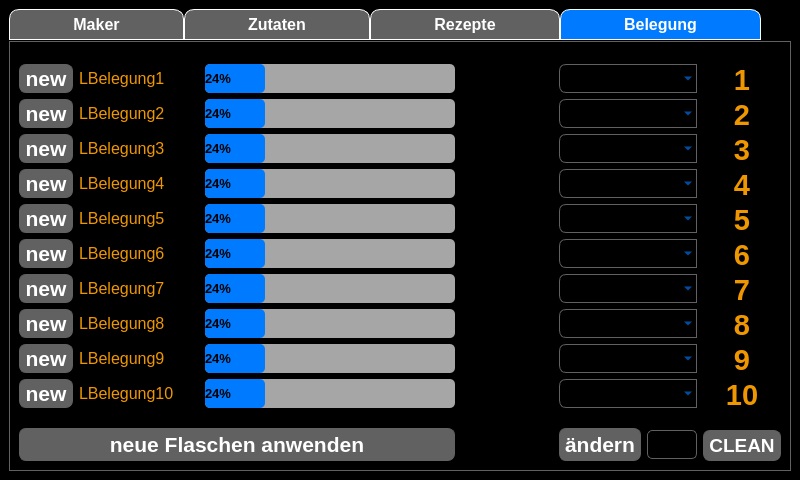
Qt form ui_elements/Cocktailmanager_2.ui (AndreWohnsland/CocktailBerry) before a commit.
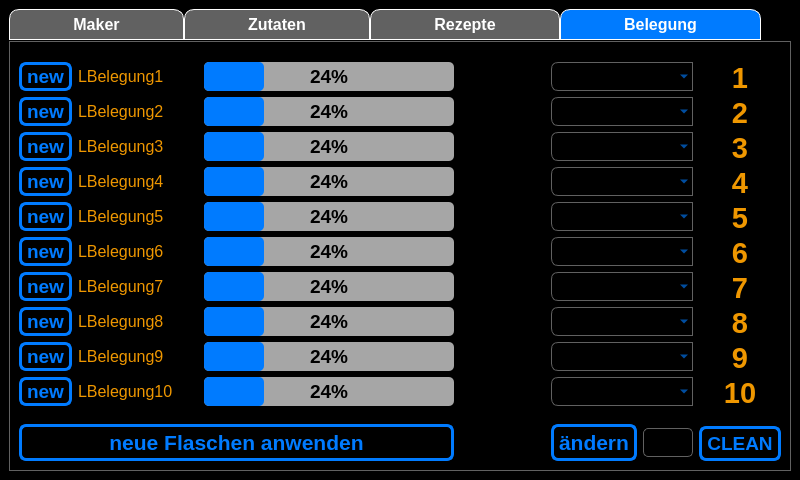
The same form after that commit. The open tabs and pages were chosen to show the change. Custom widgets are drawn as their Qt base class.

Commit message: Unified UI theme

Patch:
```diff
--- a/ui_elements/Cocktailmanager_2.ui
+++ b/ui_elements/Cocktailmanager_2.ui
@@ -89,10 +89,10 @@
 }
 
 QPushButton {
-	background-color: rgb(97, 97, 97);
-	color: rgb(255, 255, 255);
-    border-width: 1px;
-	border-color: rgb(97, 97, 97);
+	background-color: rgb(0, 0, 0);
+	color: (0, 123, 255);
+    border-width: 3px;
+	border-color: rgb(0, 123, 255);
 	border-style: solid;
 	border-radius: 7;
 	padding: 3px;
@@ -102,9 +102,8 @@
 
 QPushButton:checked
 {
-	color: rgb(255, 255, 255);	
-	background-color: rgb(0, 123, 255);
-	border-color: rgb(0, 123, 255);
+	color: rgb(239, 151, 0);	
+	border-color: rgb(239, 151, 0);
 }
 
 QPushButton:pressed
@@ -120,6 +119,7 @@
 	color: rgb(0, 0, 0);
     border: 2px rgb(166, 166, 166);
     border-radius: 5px;
+	text-align: center;
 }
 
 QProgressBar::chunk {
@@ -2482,7 +2482,7 @@
                 </property>
                 <property name="font">
                  <font>
-                  <pointsize>16</pointsize>
+                  <pointsize>14</pointsize>
                   <weight>75</weight>
                   <bold>true</bold>
                  </font>
@@ -2514,7 +2514,7 @@
                 </property>
                 <property name="font">
                  <font>
-                  <pointsize>16</pointsize>
+                  <pointsize>14</pointsize>
                   <weight>75</weight>
                   <bold>true</bold>
                  </font>
@@ -2543,7 +2543,7 @@
                 </property>
                 <property name="font">
                  <font>
-                  <pointsize>16</pointsize>
+                  <pointsize>14</pointsize>
                   <weight>75</weight>
                   <bold>true</bold>
                  </font>
@@ -2572,7 +2572,7 @@
                 </property>
                 <property name="font">
                  <font>
-                  <pointsize>16</pointsize>
+                  <pointsize>14</pointsize>
                   <weight>75</weight>
                   <bold>true</bold>
                  </font>
@@ -2601,7 +2601,7 @@
                 </property>
                 <property name="font">
                  <font>
-                  <pointsize>16</pointsize>
+                  <pointsize>14</pointsize>
                   <weight>75</weight>
                   <bold>true</bold>
                  </font>
@@ -2630,7 +2630,7 @@
                 </property>
                 <property name="font">
                  <font>
-                  <pointsize>16</pointsize>
+                  <pointsize>14</pointsize>
                   <weight>75</weight>
                   <bold>true</bold>
                  </font>
@@ -2659,7 +2659,7 @@
                 </property>
                 <property name="font">
                  <font>
-                  <pointsize>16</pointsize>
+                  <pointsize>14</pointsize>
                   <weight>75</weight>
                   <bold>true</bold>
                  </font>
@@ -2688,7 +2688,7 @@
                 </property>
                 <property name="font">
                  <font>
-                  <pointsize>16</pointsize>
+                  <pointsize>14</pointsize>
                   <weight>75</weight>
                   <bold>true</bold>
                  </font>
@@ -2717,7 +2717,7 @@
                 </property>
                 <property name="font">
                  <font>
-                  <pointsize>16</pointsize>
+                  <pointsize>14</pointsize>
                   <weight>75</weight>
                   <bold>true</bold>
                  </font>
@@ -2746,7 +2746,7 @@
                 </property>
                 <property name="font">
                  <font>
-                  <pointsize>16</pointsize>
+                  <pointsize>14</pointsize>
                   <weight>75</weight>
                   <bold>true</bold>
                  </font>
@@ -3105,7 +3105,7 @@
                 </property>
                 <property name="font">
                  <font>
-                  <pointsize>10</pointsize>
+                  <pointsize>14</pointsize>
                   <weight>75</weight>
                   <bold>true</bold>
                  </font>
@@ -3134,7 +3134,7 @@
                 </property>
                 <property name="font">
                  <font>
-                  <pointsize>10</pointsize>
+                  <pointsize>14</pointsize>
                   <weight>75</weight>
                   <bold>true</bold>
                  </font>
@@ -3163,7 +3163,7 @@
                 </property>
                 <property name="font">
                  <font>
-                  <pointsize>10</pointsize>
+                  <pointsize>14</pointsize>
                   <weight>75</weight>
                   <bold>true</bold>
                  </font>
@@ -3192,7 +3192,7 @@
                 </property>
                 <property name="font">
                  <font>
-                  <pointsize>10</pointsize>
+                  <pointsize>14</pointsize>
                   <weight>75</weight>
                   <bold>true</bold>
                  </font>
@@ -3221,7 +3221,7 @@
                 </property>
                 <property name="font">
                  <font>
-                  <pointsize>10</pointsize>
+                  <pointsize>14</pointsize>
                   <weight>75</weight>
                   <bold>true</bold>
                  </font>
@@ -3250,7 +3250,7 @@
                 </property>
                 <property name="font">
                  <font>
-                  <pointsize>10</pointsize>
+                  <pointsize>14</pointsize>
                   <weight>75</weight>
                   <bold>true</bold>
                  </font>
@@ -3279,7 +3279,7 @@
                 </property>
                 <property name="font">
                  <font>
-                  <pointsize>10</pointsize>
+                  <pointsize>14</pointsize>
                   <weight>75</weight>
                   <bold>true</bold>
                  </font>
@@ -3308,7 +3308,7 @@
                 </property>
                 <property name="font">
                  <font>
-                  <pointsize>10</pointsize>
+                  <pointsize>14</pointsize>
                   <weight>75</weight>
                   <bold>true</bold>
                  </font>
@@ -3337,7 +3337,7 @@
                 </property>
                 <property name="font">
                  <font>
-                  <pointsize>10</pointsize>
+                  <pointsize>14</pointsize>
                   <weight>75</weight>
                   <bold>true</bold>
                  </font>
@@ -3366,7 +3366,7 @@
                 </property>
                 <property name="font">
                  <font>
-                  <pointsize>10</pointsize>
+                  <pointsize>14</pointsize>
                   <weight>75</weight>
                   <bold>true</bold>
                  </font>
```
Left out of the diff: 5 changed lines with no effect on the pictures. The commit also changes 3 other files.
